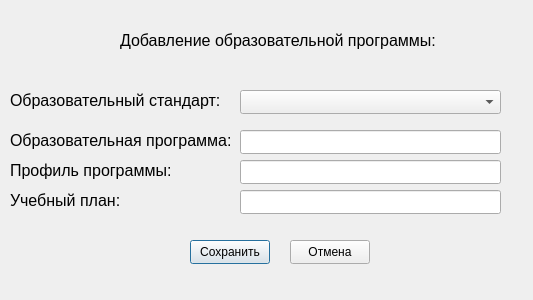
This is educational_programadd.ui in Dantedanger/Diplome as Qt 5 draws it before an edit. The edited form follows.
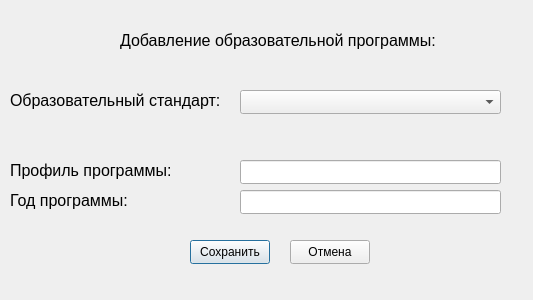
This is the edited form.

```diff
--- a/educational_programadd.ui
+++ b/educational_programadd.ui
@@ -41,24 +41,6 @@
     <string>Образовательный стандарт:</string>
    </property>
   </widget>
-  <widget class="QLabel" name="label_2">
-   <property name="geometry">
-    <rect>
-     <x>10</x>
-     <y>130</y>
-     <width>231</width>
-     <height>21</height>
-    </rect>
-   </property>
-   <property name="font">
-    <font>
-     <pointsize>12</pointsize>
-    </font>
-   </property>
-   <property name="text">
-    <string>Образовательная программа:</string>
-   </property>
-  </widget>
   <widget class="QLabel" name="label_3">
    <property name="geometry">
     <rect>
@@ -103,16 +85,6 @@
     <string>Отмена</string>
    </property>
   </widget>
-  <widget class="QLineEdit" name="lineEdit">
-   <property name="geometry">
-    <rect>
-     <x>240</x>
-     <y>130</y>
-     <width>261</width>
-     <height>24</height>
-    </rect>
-   </property>
-  </widget>
   <widget class="QLabel" name="label_4">
    <property name="geometry">
     <rect>
@@ -166,7 +138,7 @@
     </font>
    </property>
    <property name="text">
-    <string>Учебный план:</string>
+    <string>Год программы:</string>
    </property>
   </widget>
  </widget>
```
